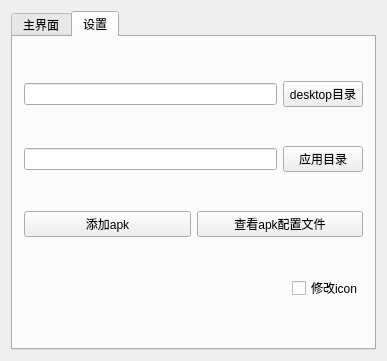
Above: untitled1/mainwindow.ui from lwh2398819901/debProject before the change. Below: the same form after it.
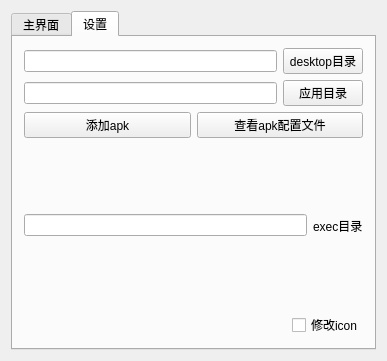
That is the form after the change.

Commit message: 基于现在的打包方式 修改了exec

```diff
--- a/untitled1/mainwindow.ui
+++ b/untitled1/mainwindow.ui
@@ -14,7 +14,7 @@
    <string>MainWindow</string>
   </property>
   <widget class="QWidget" name="centralWidget">
-   <layout class="QGridLayout" name="gridLayout">
+   <layout class="QGridLayout" name="gridLayout_2">
     <item row="0" column="0">
      <widget class="QTabWidget" name="tabWidget">
       <property name="currentIndex">
@@ -110,8 +110,8 @@
        <attribute name="title">
         <string>设置</string>
        </attribute>
-       <layout class="QVBoxLayout" name="verticalLayout_2">
-        <item>
+       <layout class="QGridLayout" name="gridLayout">
+        <item row="0" column="0">
          <layout class="QHBoxLayout" name="horizontalLayout_3">
           <item>
            <widget class="QLineEdit" name="desktoLine">
@@ -132,7 +132,7 @@
           </item>
          </layout>
         </item>
-        <item>
+        <item row="1" column="0">
          <layout class="QHBoxLayout" name="horizontalLayout_4">
           <item>
            <widget class="QLineEdit" name="apkDirLine">
@@ -153,7 +153,7 @@
           </item>
          </layout>
         </item>
-        <item>
+        <item row="2" column="0">
          <layout class="QHBoxLayout" name="horizontalLayout_7">
           <item>
            <widget class="QPushButton" name="addApksBtn">
@@ -171,7 +171,21 @@
           </item>
          </layout>
         </item>
-        <item>
+        <item row="3" column="0">
+         <layout class="QHBoxLayout" name="horizontalLayout_8">
+          <item>
+           <widget class="QLineEdit" name="execLine"/>
+          </item>
+          <item>
+           <widget class="QLabel" name="label">
+            <property name="text">
+             <string>exec目录</string>
+            </property>
+           </widget>
+          </item>
+         </layout>
+        </item>
+        <item row="4" column="0">
          <layout class="QHBoxLayout" name="horizontalLayout_5">
           <item>
            <spacer name="horizontalSpacer_2">
```
The commit also changes 21 other files.
